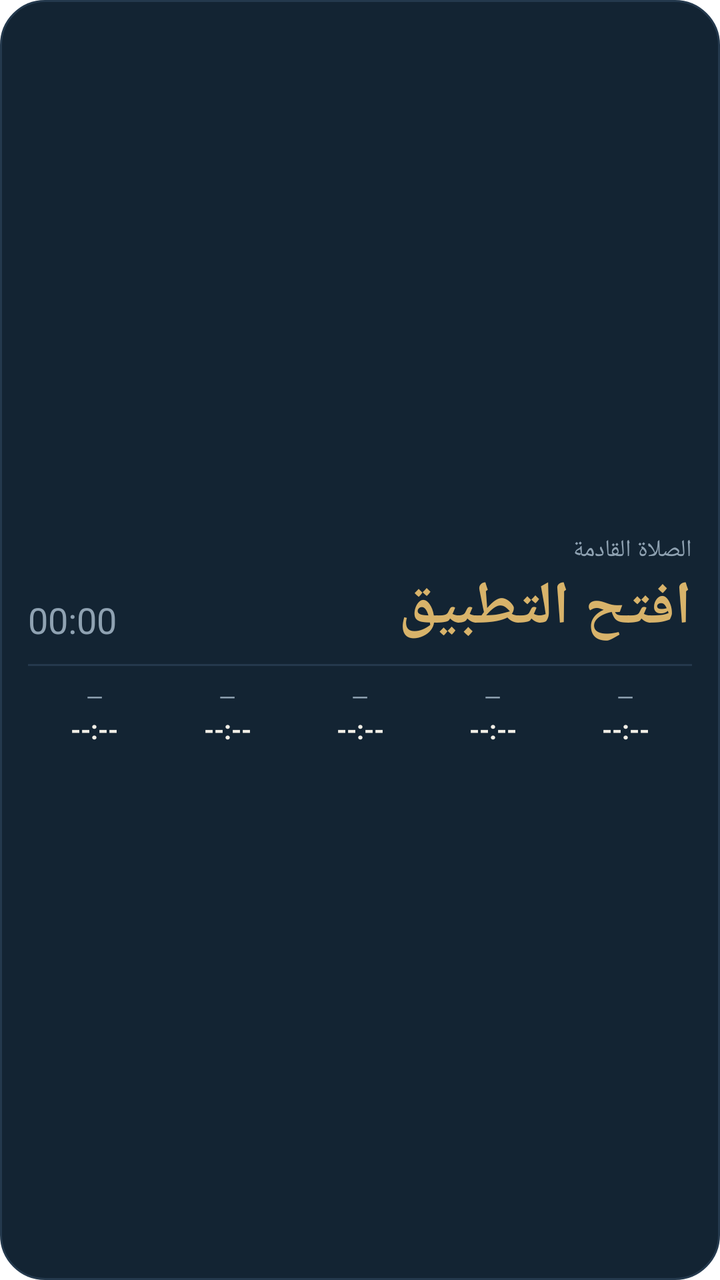
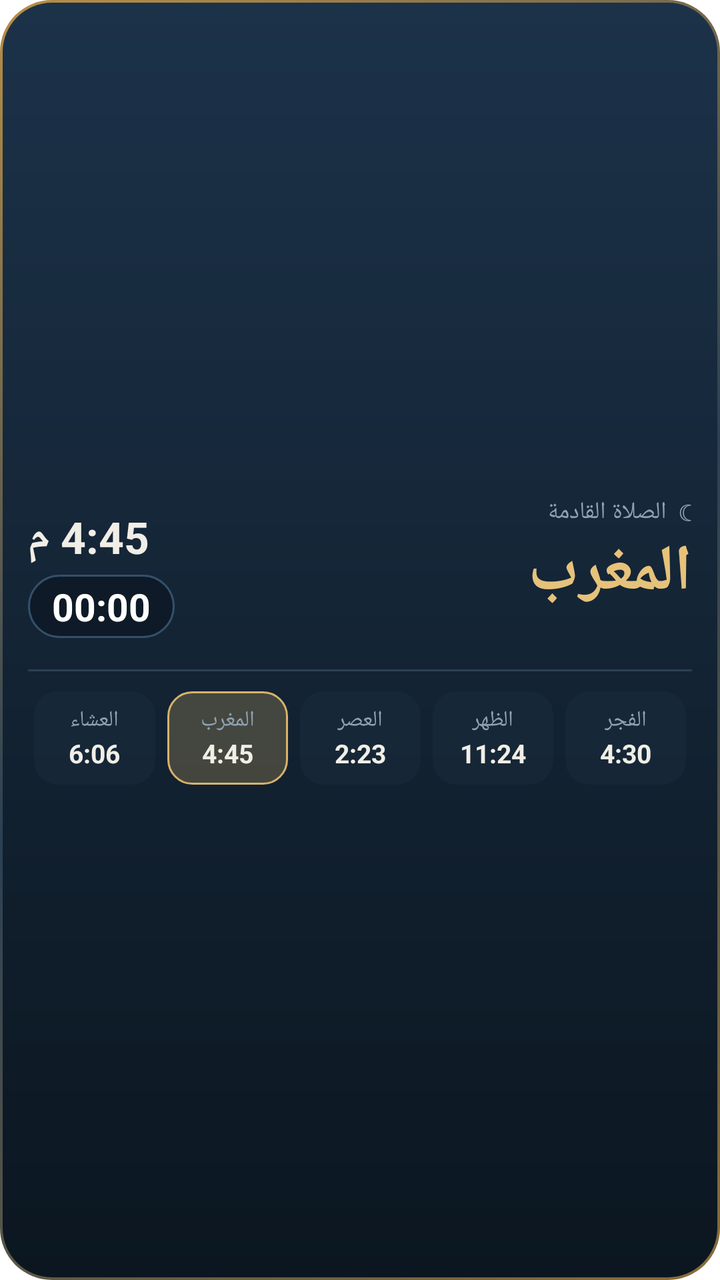

Two renders of the same Android screen: before a commit and after it. Below are the layout's source before the change and the commit's diff.
<!-- AndroidManifest.xml: fallback theme Theme.MaterialComponents.DayNight.NoActionBar -->
<!-- res/layout/widget.xml -->
<?xml version="1.0" encoding="utf-8"?>
<LinearLayout xmlns:android="http://schemas.android.com/apk/res/android"
    android:id="@+id/w_root"
    android:layout_width="match_parent"
    android:layout_height="match_parent"
    android:orientation="vertical"
    android:padding="14dp"
    android:gravity="center_vertical"
    android:layoutDirection="rtl"
    android:background="@drawable/widget_bg">

    <LinearLayout android:layout_width="match_parent" android:layout_height="wrap_content" android:orientation="horizontal" android:gravity="center_vertical">
        <LinearLayout android:layout_width="0dp" android:layout_height="wrap_content" android:layout_weight="1" android:orientation="vertical">
            <TextView android:layout_width="wrap_content" android:layout_height="wrap_content" android:textSize="12sp" android:textColor="#8FA2B2" android:text="الصلاة القادمة"/>
            <TextView android:id="@+id/w_name" android:layout_width="wrap_content" android:layout_height="wrap_content" android:textSize="30sp" android:textStyle="bold" android:textColor="#D8B36A" android:text="افتح التطبيق"/>
        </LinearLayout>
        <LinearLayout android:layout_width="wrap_content" android:layout_height="wrap_content" android:orientation="vertical" android:gravity="end">
            <TextView android:id="@+id/w_time" android:layout_width="wrap_content" android:layout_height="wrap_content" android:textSize="22sp" android:textStyle="bold" android:textColor="#F1EEE6" android:text=""/>
            <Chronometer android:id="@+id/w_count" android:layout_width="wrap_content" android:layout_height="wrap_content" android:textSize="18sp" android:textColor="#8FA2B2" android:layoutDirection="ltr"/>
        </LinearLayout>
    </LinearLayout>

    <LinearLayout android:layout_width="match_parent" android:layout_height="1dp" android:layout_marginTop="8dp" android:layout_marginBottom="8dp" android:background="#24394d" android:orientation="horizontal"/>

    <LinearLayout android:layout_width="match_parent" android:layout_height="wrap_content" android:orientation="horizontal">
        <LinearLayout android:layout_width="0dp" android:layout_height="wrap_content" android:layout_weight="1" android:orientation="vertical" android:gravity="center_horizontal">
            <TextView android:id="@+id/w_n0" android:layout_width="wrap_content" android:layout_height="wrap_content" android:textSize="11sp" android:textColor="#8FA2B2" android:text="—"/>
            <TextView android:id="@+id/w_t0" android:layout_width="wrap_content" android:layout_height="wrap_content" android:textSize="13sp" android:textStyle="bold" android:textColor="#F1EEE6" android:text="--:--"/>
        </LinearLayout>
        <LinearLayout android:layout_width="0dp" android:layout_height="wrap_content" android:layout_weight="1" android:orientation="vertical" android:gravity="center_horizontal">
            <TextView android:id="@+id/w_n1" android:layout_width="wrap_content" android:layout_height="wrap_content" android:textSize="11sp" android:textColor="#8FA2B2" android:text="—"/>
            <TextView android:id="@+id/w_t1" android:layout_width="wrap_content" android:layout_height="wrap_content" android:textSize="13sp" android:textStyle="bold" android:textColor="#F1EEE6" android:text="--:--"/>
        </LinearLayout>
        <LinearLayout android:layout_width="0dp" android:layout_height="wrap_content" android:layout_weight="1" android:orientation="vertical" android:gravity="center_horizontal">
            <TextView android:id="@+id/w_n2" android:layout_width="wrap_content" android:layout_height="wrap_content" android:textSize="11sp" android:textColor="#8FA2B2" android:text="—"/>
            <TextView android:id="@+id/w_t2" android:layout_width="wrap_content" android:layout_height="wrap_content" android:textSize="13sp" android:textStyle="bold" android:textColor="#F1EEE6" android:text="--:--"/>
        </LinearLayout>
        <LinearLayout android:layout_width="0dp" android:layout_height="wrap_content" android:layout_weight="1" android:orientation="vertical" android:gravity="center_horizontal">
            <TextView android:id="@+id/w_n3" android:layout_width="wrap_content" android:layout_height="wrap_content" android:textSize="11sp" android:textColor="#8FA2B2" android:text="—"/>
            <TextView android:id="@+id/w_t3" android:layout_width="wrap_content" android:layout_height="wrap_content" android:textSize="13sp" android:textStyle="bold" android:textColor="#F1EEE6" android:text="--:--"/>
        </LinearLayout>
        <LinearLayout android:layout_width="0dp" android:layout_height="wrap_content" android:layout_weight="1" android:orientation="vertical" android:gravity="center_horizontal">
            <TextView android:id="@+id/w_n4" android:layout_width="wrap_content" android:layout_height="wrap_content" android:textSize="11sp" android:textColor="#8FA2B2" android:text="—"/>
            <TextView android:id="@+id/w_t4" android:layout_width="wrap_content" android:layout_height="wrap_content" android:textSize="13sp" android:textStyle="bold" android:textColor="#F1EEE6" android:text="--:--"/>
        </LinearLayout>
    </LinearLayout>
</LinearLayout>
<!-- resources referenced by this layout -->
<resources>
  <!-- drawable widget_bg (drawable) -->
  <?xml version="1.0" encoding="utf-8"?>
  <shape xmlns:android="http://schemas.android.com/apk/res/android" android:shape="rectangle">
      <solid android:color="#132433"/>
      <corners android:radius="22dp"/>
      <stroke android:width="1dp" android:color="#24394d"/>
  </shape>
</resources>

<!-- the commit's change to res/layout/widget.xml (unified diff, before → after) -->
@@ -11,37 +11,40 @@
 
     <LinearLayout android:layout_width="match_parent" android:layout_height="wrap_content" android:orientation="horizontal" android:gravity="center_vertical">
         <LinearLayout android:layout_width="0dp" android:layout_height="wrap_content" android:layout_weight="1" android:orientation="vertical">
-            <TextView android:layout_width="wrap_content" android:layout_height="wrap_content" android:textSize="12sp" android:textColor="#8FA2B2" android:text="الصلاة القادمة"/>
-            <TextView android:id="@+id/w_name" android:layout_width="wrap_content" android:layout_height="wrap_content" android:textSize="30sp" android:textStyle="bold" android:textColor="#D8B36A" android:text="افتح التطبيق"/>
+            <TextView android:layout_width="wrap_content" android:layout_height="wrap_content" android:textSize="12sp" android:textColor="#8FA2B2" android:text="☾  الصلاة القادمة"/>
+            <TextView android:id="@+id/w_name" android:layout_width="wrap_content" android:layout_height="wrap_content" android:textSize="32sp" android:textStyle="bold" android:textColor="#E6C27A" android:includeFontPadding="false" android:text="المغرب"/>
+            <TextView android:id="@+id/w_date" android:layout_width="wrap_content" android:layout_height="wrap_content" android:layout_marginTop="2dp" android:textSize="11sp" android:textColor="#6f869a" android:text=""/>
         </LinearLayout>
         <LinearLayout android:layout_width="wrap_content" android:layout_height="wrap_content" android:orientation="vertical" android:gravity="end">
-            <TextView android:id="@+id/w_time" android:layout_width="wrap_content" android:layout_height="wrap_content" android:textSize="22sp" android:textStyle="bold" android:textColor="#F1EEE6" android:text=""/>
-            <Chronometer android:id="@+id/w_count" android:layout_width="wrap_content" android:layout_height="wrap_content" android:textSize="18sp" android:textColor="#8FA2B2" android:layoutDirection="ltr"/>
+            <TextView android:id="@+id/w_time" android:layout_width="wrap_content" android:layout_height="wrap_content" android:textSize="22sp" android:textStyle="bold" android:textColor="#F1EEE6" android:text="4:45 م"/>
+            <LinearLayout android:layout_width="wrap_content" android:layout_height="wrap_content" android:layout_marginTop="4dp" android:paddingLeft="12dp" android:paddingRight="12dp" android:paddingTop="3dp" android:paddingBottom="3dp" android:orientation="horizontal" android:gravity="center_vertical" android:background="@drawable/w_pill">
+                <Chronometer android:id="@+id/w_count" android:layout_width="wrap_content" android:layout_height="wrap_content" android:textSize="19sp" android:textStyle="bold" android:textColor="#FFFFFF" android:layoutDirection="ltr" android:text="01:20:00"/>
+            </LinearLayout>
         </LinearLayout>
     </LinearLayout>
 
-    <LinearLayout android:layout_width="match_parent" android:layout_height="1dp" android:layout_marginTop="8dp" android:layout_marginBottom="8dp" android:background="#24394d" android:orientation="horizontal"/>
+    <LinearLayout android:layout_width="match_parent" android:layout_height="1dp" android:layout_marginTop="10dp" android:layout_marginBottom="10dp" android:background="#2a4054" android:orientation="horizontal"/>
 
     <LinearLayout android:layout_width="match_parent" android:layout_height="wrap_content" android:orientation="horizontal">
-        <LinearLayout android:layout_width="0dp" android:layout_height="wrap_content" android:layout_weight="1" android:orientation="vertical" android:gravity="center_horizontal">
-            <TextView android:id="@+id/w_n0" android:layout_width="wrap_content" android:layout_height="wrap_content" android:textSize="11sp" android:textColor="#8FA2B2" android:text="—"/>
-            <TextView android:id="@+id/w_t0" android:layout_width="wrap_content" android:layout_height="wrap_content" android:textSize="13sp" android:textStyle="bold" android:textColor="#F1EEE6" android:text="--:--"/>
+        <LinearLayout android:id="@+id/w_c0" android:layout_width="0dp" android:layout_height="wrap_content" android:layout_weight="1" android:layout_marginLeft="3dp" android:layout_marginRight="3dp" android:paddingTop="7dp" android:paddingBottom="7dp" android:orientation="vertical" android:gravity="center_horizontal" android:background="@drawable/w_cell">
+            <TextView android:id="@+id/w_n0" android:layout_width="wrap_content" android:layout_height="wrap_content" android:textSize="11sp" android:textColor="#8FA2B2" android:text="الفجر"/>
+            <TextView android:id="@+id/w_t0" android:layout_width="wrap_content" android:layout_height="wrap_content" android:textSize="13sp" android:textStyle="bold" android:textColor="#F1EEE6" android:text="4:30"/>
         </LinearLayout>
-        <LinearLayout android:layout_width="0dp" android:layout_height="wrap_content" android:layout_weight="1" android:orientation="vertical" android:gravity="center_horizontal">
-            <TextView android:id="@+id/w_n1" android:layout_width="wrap_content" android:layout_height="wrap_content" android:textSize="11sp" android:textColor="#8FA2B2" android:text="—"/>
-            <TextView android:id="@+id/w_t1" android:layout_width="wrap_content" android:layout_height="wrap_content" android:textSize="13sp" android:textStyle="bold" android:textColor="#F1EEE6" android:text="--:--"/>
+        <LinearLayout android:id="@+id/w_c1" android:layout_width="0dp" android:layout_height="wrap_content" android:layout_weight="1" android:layout_marginLeft="3dp" android:layout_marginRight="3dp" android:paddingTop="7dp" android:paddingBottom="7dp" android:orientation="vertical" android:gravity="center_horizontal" android:background="@drawable/w_cell">
+            <TextView android:id="@+id/w_n1" android:layout_width="wrap_content" android:layout_height="wrap_content" android:textSize="11sp" android:textColor="#8FA2B2" android:text="الظهر"/>
+            <TextView android:id="@+id/w_t1" android:layout_width="wrap_content" android:layout_height="wrap_content" android:textSize="13sp" android:textStyle="bold" android:textColor="#F1EEE6" android:text="11:24"/>
         </LinearLayout>
-        <LinearLayout android:layout_width="0dp" android:layout_height="wrap_content" android:layout_weight="1" android:orientation="vertical" android:gravity="center_horizontal">
-            <TextView android:id="@+id/w_n2" android:layout_width="wrap_content" android:layout_height="wrap_content" android:textSize="11sp" android:textColor="#8FA2B2" android:text="—"/>
-            <TextView android:id="@+id/w_t2" android:layout_width="wrap_content" android:layout_height="wrap_content" android:textSize="13sp" android:textStyle="bold" android:textColor="#F1EEE6" android:text="--:--"/>
+        <LinearLayout android:id="@+id/w_c2" android:layout_width="0dp" android:layout_height="wrap_content" android:layout_weight="1" android:layout_marginLeft="3dp" android:layout_marginRight="3dp" android:paddingTop="7dp" android:paddingBottom="7dp" android:orientation="vertical" android:gravity="center_horizontal" android:background="@drawable/w_cell">
+            <TextView android:id="@+id/w_n2" android:layout_width="wrap_content" android:layout_height="wrap_content" android:textSize="11sp" android:textColor="#8FA2B2" android:text="العصر"/>
+            <TextView android:id="@+id/w_t2" android:layout_width="wrap_content" android:layout_height="wrap_content" android:textSize="13sp" android:textStyle="bold" android:textColor="#F1EEE6" android:text="2:23"/>
         </LinearLayout>
-        <LinearLayout android:layout_width="0dp" android:layout_height="wrap_content" android:layout_weight="1" android:orientation="vertical" android:gravity="center_horizontal">
-            <TextView android:id="@+id/w_n3" android:layout_width="wrap_content" android:layout_height="wrap_content" android:textSize="11sp" android:textColor="#8FA2B2" android:text="—"/>
-            <TextView android:id="@+id/w_t3" android:layout_width="wrap_content" android:layout_height="wrap_content" android:textSize="13sp" android:textStyle="bold" android:textColor="#F1EEE6" android:text="--:--"/>
+        <LinearLayout android:id="@+id/w_c3" android:layout_width="0dp" android:layout_height="wrap_content" android:layout_weight="1" android:layout_marginLeft="3dp" android:layout_marginRight="3dp" android:paddingTop="7dp" android:paddingBottom="7dp" android:orientation="vertical" android:gravity="center_horizontal" android:background="@drawable/w_cell_next">
+            <TextView android:id="@+id/w_n3" android:layout_width="wrap_content" android:layout_height="wrap_content" android:textSize="11sp" android:textColor="#8FA2B2" android:text="المغرب"/>
+            <TextView android:id="@+id/w_t3" android:layout_width="wrap_content" android:layout_height="wrap_content" android:textSize="13sp" android:textStyle="bold" android:textColor="#F1EEE6" android:text="4:45"/>
         </LinearLayout>
-        <LinearLayout android:layout_width="0dp" android:layout_height="wrap_content" android:layout_weight="1" android:orientation="vertical" android:gravity="center_horizontal">
-            <TextView android:id="@+id/w_n4" android:layout_width="wrap_content" android:layout_height="wrap_content" android:textSize="11sp" android:textColor="#8FA2B2" android:text="—"/>
-            <TextView android:id="@+id/w_t4" android:layout_width="wrap_content" android:layout_height="wrap_content" android:textSize="13sp" android:textStyle="bold" android:textColor="#F1EEE6" android:text="--:--"/>
+        <LinearLayout android:id="@+id/w_c4" android:layout_width="0dp" android:layout_height="wrap_content" android:layout_weight="1" android:layout_marginLeft="3dp" android:layout_marginRight="3dp" android:paddingTop="7dp" android:paddingBottom="7dp" android:orientation="vertical" android:gravity="center_horizontal" android:background="@drawable/w_cell">
+            <TextView android:id="@+id/w_n4" android:layout_width="wrap_content" android:layout_height="wrap_content" android:textSize="11sp" android:textColor="#8FA2B2" android:text="العشاء"/>
+            <TextView android:id="@+id/w_t4" android:layout_width="wrap_content" android:layout_height="wrap_content" android:textSize="13sp" android:textStyle="bold" android:textColor="#F1EEE6" android:text="6:06"/>
         </LinearLayout>
     </LinearLayout>
 </LinearLayout>
<!-- resource entries referenced after the edit -->
@@ -1,11 +1,41 @@
 <!-- resources referenced by this layout -->
 <resources>
+  <!-- drawable w_cell (drawable) -->
+  <?xml version="1.0" encoding="utf-8"?>
+  <shape xmlns:android="http://schemas.android.com/apk/res/android" android:shape="rectangle">
+      <solid android:color="#40203549"/>
+      <corners android:radius="12dp"/>
+  
+  </shape>
+  <!-- drawable w_cell_next (drawable) -->
+  <?xml version="1.0" encoding="utf-8"?>
+  <shape xmlns:android="http://schemas.android.com/apk/res/android" android:shape="rectangle">
+      <solid android:color="#40D8B36A"/>
+      <corners android:radius="12dp"/>
+      <stroke android:width="1dp" android:color="#D8B36A"/>
+  </shape>
+  <!-- drawable w_pill (drawable) -->
+  <?xml version="1.0" encoding="utf-8"?>
+  <shape xmlns:android="http://schemas.android.com/apk/res/android" android:shape="rectangle">
+      <solid android:color="#66050b12"/>
+      <corners android:radius="16dp"/>
+      <stroke android:width="1dp" android:color="#34506a"/>
+  </shape>
   <!-- drawable widget_bg (drawable) -->
   <?xml version="1.0" encoding="utf-8"?>
-  <shape xmlns:android="http://schemas.android.com/apk/res/android" android:shape="rectangle">
-      <solid android:color="#132433"/>
-      <corners android:radius="22dp"/>
-      <stroke android:width="1dp" android:color="#24394d"/>
-  </shape>
+  <layer-list xmlns:android="http://schemas.android.com/apk/res/android">
+      <item>
+          <shape android:shape="rectangle">
+              <gradient android:type="linear" android:angle="315" android:startColor="#B98F46" android:centerColor="#2a4054" android:endColor="#8a6d38"/>
+              <corners android:radius="26dp"/>
+          </shape>
+      </item>
+      <item android:left="1.5dp" android:top="1.5dp" android:right="1.5dp" android:bottom="1.5dp">
+          <shape android:shape="rectangle">
+              <gradient android:type="linear" android:angle="270" android:startColor="#1c3249" android:endColor="#0b1620"/>
+              <corners android:radius="24.5dp"/>
+          </shape>
+      </item>
+  </layer-list>
 </resources>
 
